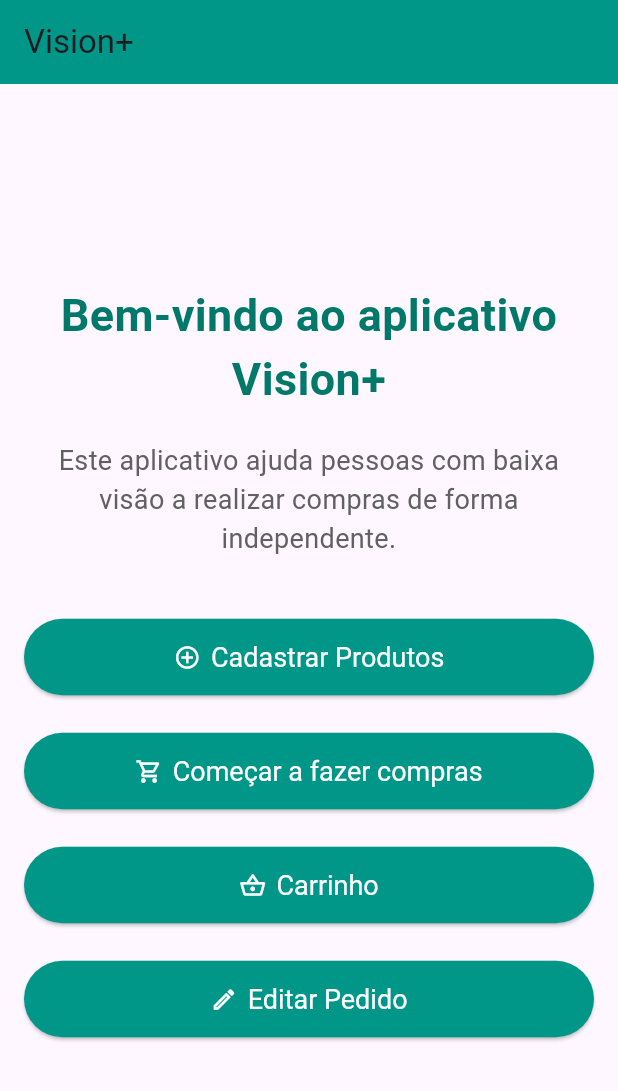
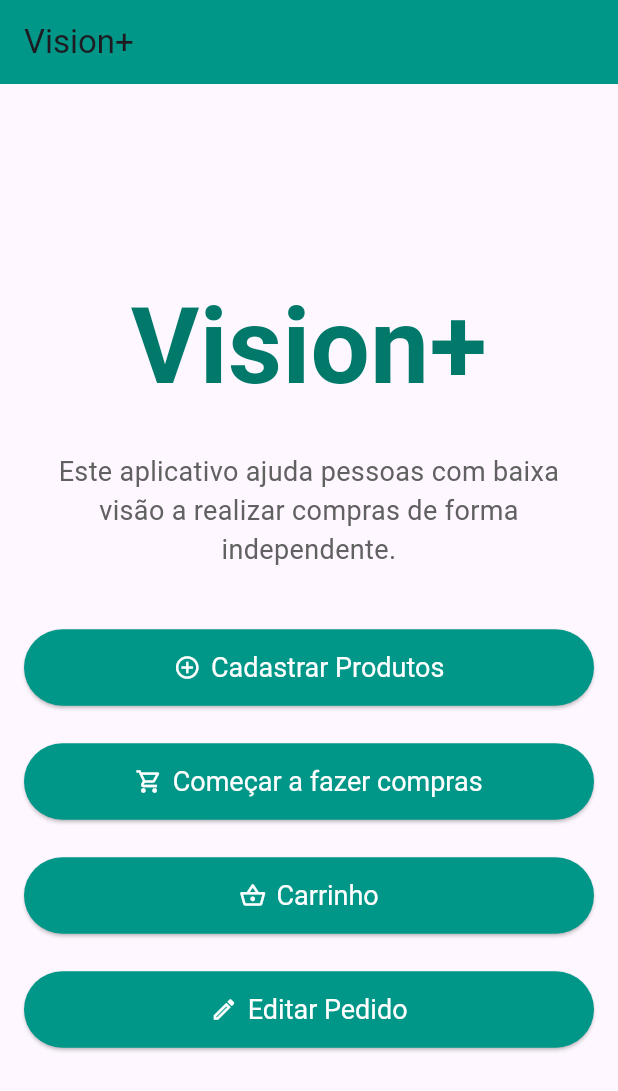
Before and after one commit to GabrieLlussi/AppVision, a Flutter app: the screen it shows after launch, on a phone screen of 412 x 824 dp. Shown: the top 1091 px of the screen. Run offline on Flutter 3.47's test engine with Material 3 defaults, Android fonts, the phone set to English and light mode, and no system bars; our stand-ins replace cloud_firestore, firebase_core, firebase_storage, image_picker; accounts and stored records are empty.

Commit message:
minima coisa

```diff
--- a/projetomobile/lib/carrinho/carrinho_page.dart
+++ b/projetomobile/lib/carrinho/carrinho_page.dart
@@ -56,7 +56,7 @@ class CarrinhoPage extends StatefulWidget {
       appBar: AppBar(
         title: Text('Catálogo de produtos'),
         centerTitle: true,
-        backgroundColor: Colors.teal,
+        backgroundColor: const Color.fromARGB(255, 40, 106, 248),
       ),
       body: Column(
         children: [
@@ -89,11 +89,11 @@ class CarrinhoPage extends StatefulWidget {
                       mainAxisSize: MainAxisSize.min,
                       children: [
                         IconButton(
-                          icon: Icon(Icons.shopping_cart, color: Colors.blue),
+                          icon: Icon(Icons.add_shopping_cart_outlined, color: Colors.blue),
                           onPressed: () => __addToCart(produto),
                         ),
                         IconButton(
-                          icon: Icon(Icons.add, color: Colors.blue),
+                          icon: Icon(Icons.info, color: Colors.blue),
                           onPressed: () {
                             Navigator.push(
                             context,
--- a/projetomobile/lib/main.dart
+++ b/projetomobile/lib/main.dart
@@ -42,9 +42,9 @@ class HomePage extends StatelessWidget {
           crossAxisAlignment: CrossAxisAlignment.stretch,
           children: <Widget>[
             Text(
-              'Bem-vindo ao aplicativo Vision+ ',
+              'Vision+ ',
               textAlign: TextAlign.center,
-              style: TextStyle(fontSize: 30.0, fontWeight: FontWeight.bold, color: Colors.teal[700]),
+              style: TextStyle(fontSize: 70.0, fontWeight: FontWeight.bold, color: Colors.teal[700]),
             ),
             SizedBox(height: 20),
             Text(
```
